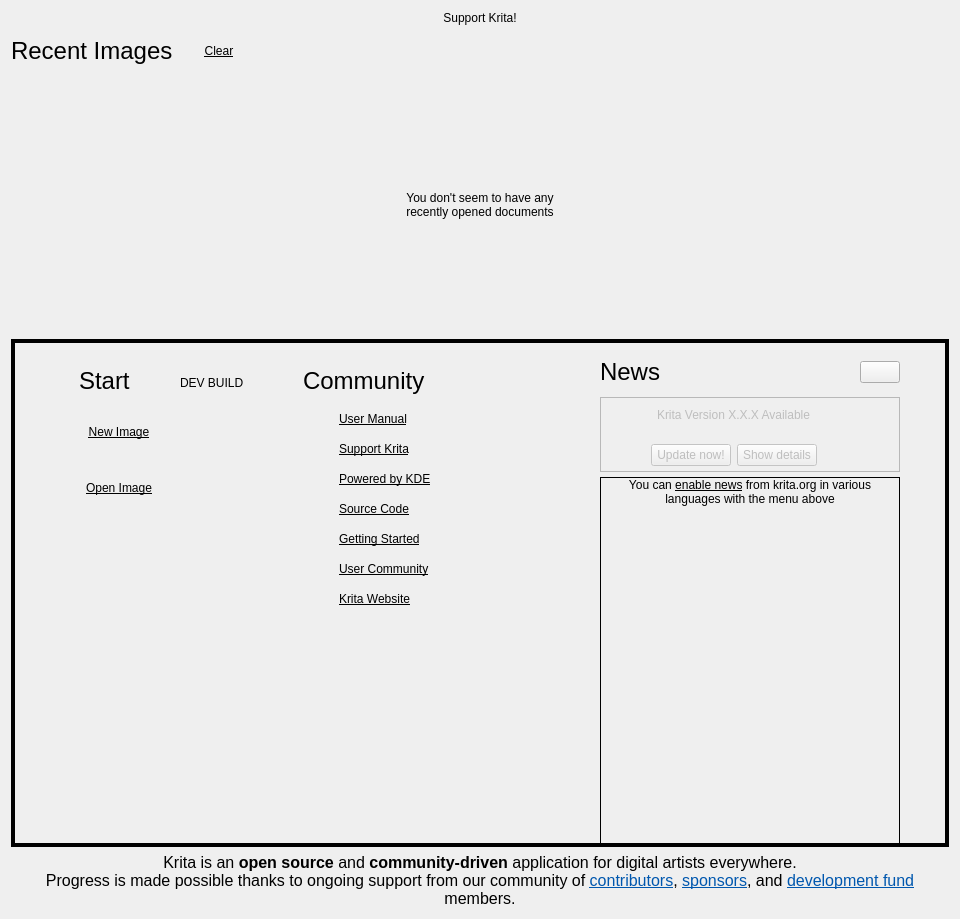
KDE/krita, file libs/ui/forms/KisWelcomePage.ui: the form before one commit.
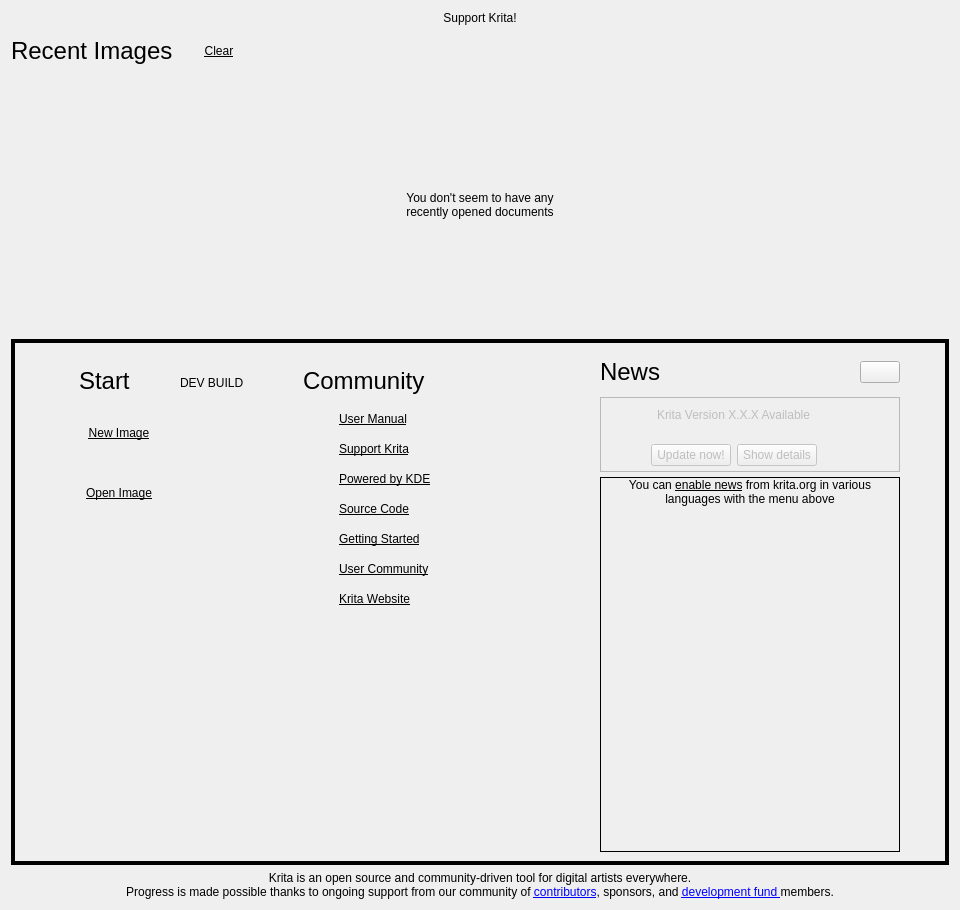
The form after the commit. Custom widgets are drawn as their Qt base class.

Commit message:
Restore the old footer text for the welcome page
I had tried to make some words bold, but that messed up the html,
and I'm not sure I can manage to fix that right now.

Diff of the .ui file:
```diff
--- a/libs/ui/forms/KisWelcomePage.ui
+++ b/libs/ui/forms/KisWelcomePage.ui
@@ -1706,13 +1706,10 @@
       <widget class="QLabel" name="labelSupportText">
        <property name="text">
         <string>&lt;!DOCTYPE HTML PUBLIC &quot;-//W3C//DTD HTML 4.0//EN&quot; &quot;http://www.w3.org/TR/REC-html40/strict.dtd&quot;&gt;
-&lt;html&gt;&lt;head&gt;&lt;meta name=&quot;qrichtext&quot; content=&quot;1&quot; /&gt;&lt;meta charset=&quot;utf-8&quot; /&gt;&lt;style type=&quot;text/css&quot;&gt;
+&lt;html&gt;&lt;head&gt;&lt;meta name=&quot;qrichtext&quot; content=&quot;1&quot; /&gt;&lt;style type=&quot;text/css&quot;&gt;
 p, li { white-space: pre-wrap; }
-hr { height: 1px; border-width: 0; }
-li.unchecked::marker { content: &quot;\2610&quot;; }
-li.checked::marker { content: &quot;\2612&quot;; }
-&lt;/style&gt;&lt;/head&gt;&lt;body style=&quot; font-family:'Noto Sans'; font-size:12pt; font-weight:400; font-style:normal;&quot;&gt;
-&lt;p style=&quot; margin-top:12px; margin-bottom:12px; margin-left:0px; margin-right:0px; -qt-block-indent:0; text-indent:0px;&quot;&gt;Krita is an &lt;span style=&quot; font-weight:700;&quot;&gt;open source&lt;/span&gt; and &lt;span style=&quot; font-weight:700;&quot;&gt;community-driven&lt;/span&gt; application for digital artists everywhere.&lt;br /&gt;Progress is made possible thanks to ongoing support from our community of &lt;a href=&quot;https://docs.krita.org/en/contributors_manual.html&quot;&gt;&lt;span style=&quot; text-decoration: underline; color:#0057ae;&quot;&gt;contributors&lt;/span&gt;&lt;/a&gt;, &lt;a href=&quot;https://krita.org/en/support-us/sponsors/&quot;&gt;&lt;span style=&quot; text-decoration: underline; color:#0057ae;&quot;&gt;sponsors&lt;/span&gt;&lt;/a&gt;, and &lt;a href=&quot;https://fund.krita.org/&quot;&gt;&lt;span style=&quot; text-decoration: underline; color:#0057ae;&quot;&gt;development fund &lt;/span&gt;&lt;/a&gt;members.&lt;/p&gt;&lt;/body&gt;&lt;/html&gt;</string>
+&lt;/style&gt;&lt;/head&gt;&lt;body&gt;
+&lt;p style=&quot; margin-top:12px; margin-bottom:12px; margin-left:0px; margin-right:0px; -qt-block-indent:0; text-indent:0px;&quot;&gt;Krita is an open source and community-driven tool for digital artists everywhere.&lt;br /&gt;Progress is made possible thanks to ongoing support from our community of &lt;a href=&quot;https://docs.krita.org/en/contributors_manual.html&quot;&gt;contributors&lt;/a&gt;, sponsors, and &lt;a href=&quot;https://fund.krita.org/&quot;&gt;development fund &lt;/a&gt;members.&lt;/p&gt;&lt;/body&gt;&lt;/html&gt;</string>
        </property>
        <property name="alignment">
         <set>Qt::AlignCenter</set>
```
